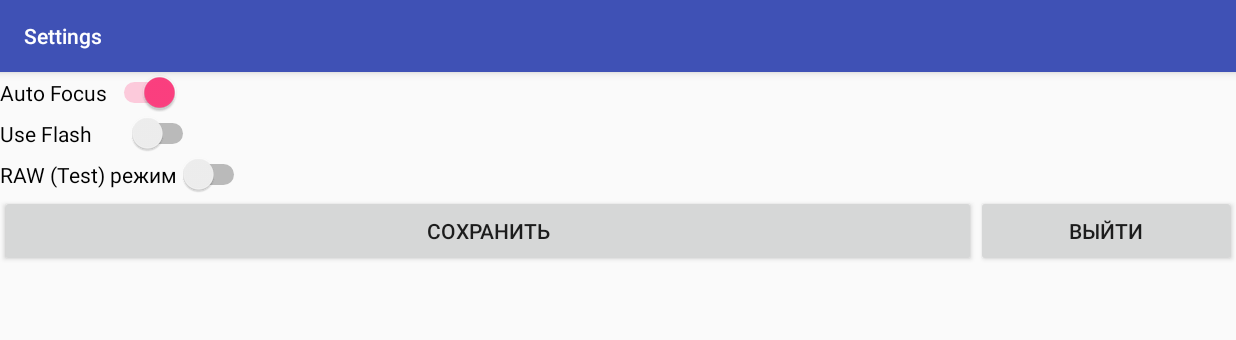
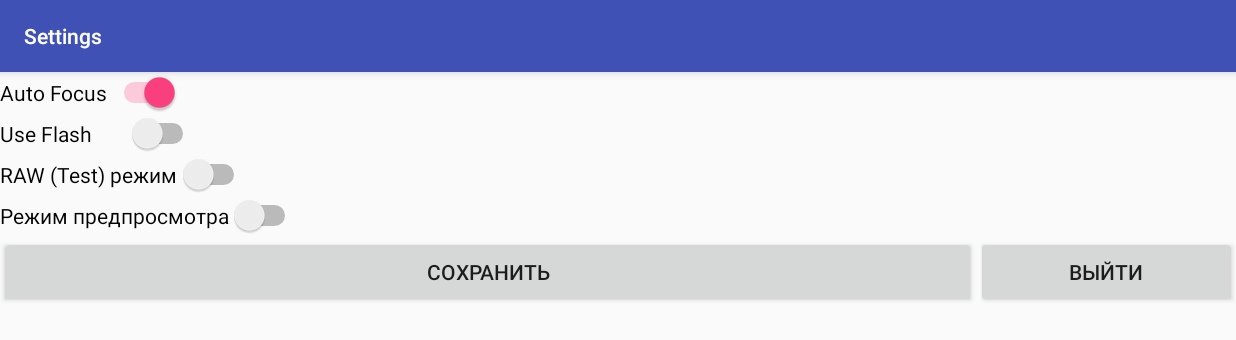
Before and after one commit to onbmob/bt, an Android app: the SettingAct screen opened directly, with no data from a screen before it, on a phone screen of 824 x 412 dp (held sideways). Shown: the top 340 px of the screen. Run offline under Robolectric (Android 15) with nearby library versions, the phone set to English and light mode, and no system bars.

Commit message:
Прозрачный экран. В настройках режим предпросмотра (для очков)

```diff
--- a/app/src/main/java/com/stemsc/bt/SettingAct.java
+++ b/app/src/main/java/com/stemsc/bt/SettingAct.java
@@ -22,6 +22,7 @@ public class SettingAct extends AppCompatActivity implements View.OnClickListene
         ((CompoundButton) findViewById(R.id.m_auto_focus)).setChecked(sPref.getBoolean("af", true));
         ((CompoundButton) findViewById(R.id.m_use_flash)).setChecked(sPref.getBoolean("fl", false));
         ((CompoundButton) findViewById(R.id.m_raw)).setChecked(sPref.getBoolean("raw", false));
+        ((CompoundButton) findViewById(R.id.m_pv)).setChecked(sPref.getBoolean("pv", false));
 //        ((CompoundButton) findViewById(R.id.use_arrow)).setChecked(sPref.getBoolean("arr", true));
 //        ((CompoundButton) findViewById(R.id.use_description)).setChecked(sPref.getBoolean("desc", true));
 //        ((CompoundButton) findViewById(R.id.use_deb)).setChecked(sPref.getBoolean("deb", false));
@@ -35,6 +36,7 @@ public class SettingAct extends AppCompatActivity implements View.OnClickListene
             ed.putBoolean("af", ((CompoundButton) findViewById(R.id.m_auto_focus)).isChecked());
             ed.putBoolean("fl", ((CompoundButton) findViewById(R.id.m_use_flash)).isChecked());
             ed.putBoolean("raw", ((CompoundButton) findViewById(R.id.m_raw)).isChecked());
+            ed.putBoolean("pv", ((CompoundButton) findViewById(R.id.m_pv)).isChecked());
 //            ed.putBoolean("arr", ((CompoundButton) findViewById(R.id.use_arrow)).isChecked());
 //            ed.putBoolean("desc", ((CompoundButton) findViewById(R.id.use_description)).isChecked());
 //            ed.putBoolean("deb", ((CompoundButton) findViewById(R.id.use_deb)).isChecked());
--- a/app/src/main/res/layout-v17/activity_setting.xml
+++ b/app/src/main/res/layout-v17/activity_setting.xml
@@ -25,6 +25,13 @@
         android:layout_height="wrap_content"
         android:text="RAW (Test) режим"
         android:id="@+id/m_raw"
+        android:checked="false" />
+
+    <Switch
+        android:layout_width="wrap_content"
+        android:layout_height="wrap_content"
+        android:text="Режим предпросмотра"
+        android:id="@+id/m_pv"
         android:checked="false" />
 
     <!--
--- a/app/src/main/res/layout/activity_setting.xml
+++ b/app/src/main/res/layout/activity_setting.xml
@@ -25,6 +25,14 @@
         android:text="RAW (Test) режим"
         android:id="@+id/m_raw"
         android:checked="false" />
+
+    <CheckBox
+        android:layout_width="wrap_content"
+        android:layout_height="wrap_content"
+        android:text="Режим предпросмотра"
+        android:id="@+id/m_pv"
+        android:checked="false" />
+
 
     <!--
         <TextView
```
Also changed, not shown: app/src/main/java/com/stemsc/bt/BarcodeCaptureActivity.java (+8 -0 lines), app/src/main/res/layout-v17/barcode_capture.xml (+10 -8 lines). Lines whose indentation alone changed are shown as unchanged.
